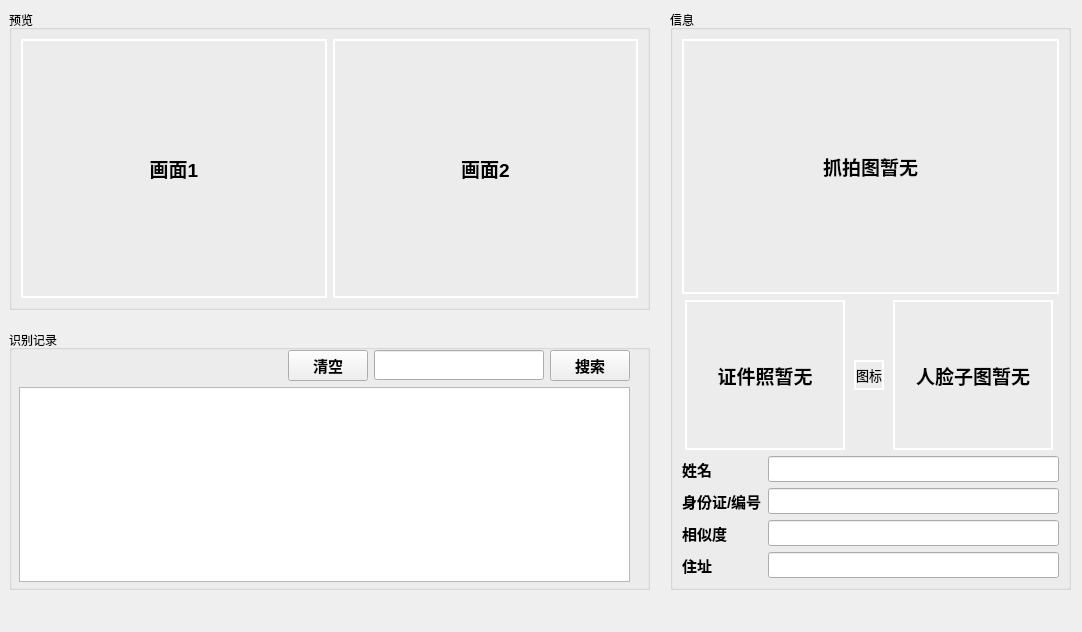
Old version of the form PreviewView/previewview.ui in the repository Flzjler/LaborEye.
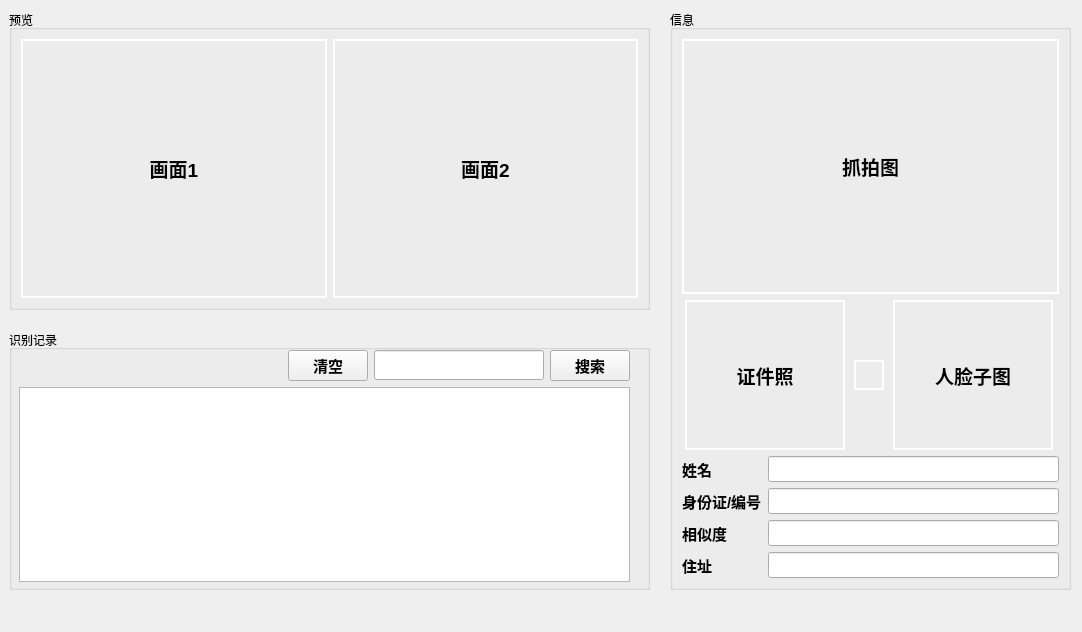
New version of the form.

```diff
--- a/PreviewView/previewview.ui
+++ b/PreviewView/previewview.ui
@@ -238,7 +238,7 @@
 border-color: rgb(255, 255, 255);</string>
         </property>
         <property name="text">
-         <string>抓拍图暂无</string>
+         <string>抓拍图</string>
         </property>
         <property name="alignment">
          <set>Qt::AlignCenter</set>
@@ -275,7 +275,7 @@
 border-color: rgb(255, 255, 255);</string>
           </property>
           <property name="text">
-           <string>证件照暂无</string>
+           <string>证件照</string>
           </property>
           <property name="alignment">
            <set>Qt::AlignCenter</set>
@@ -310,7 +310,7 @@
 border-color: rgb(255, 255, 255);</string>
           </property>
           <property name="text">
-           <string>图标</string>
+           <string/>
           </property>
           <property name="alignment">
            <set>Qt::AlignCenter</set>
@@ -345,7 +345,7 @@
 border-color: rgb(255, 255, 255);</string>
           </property>
           <property name="text">
-           <string>人脸子图暂无</string>
+           <string>人脸子图</string>
           </property>
           <property name="alignment">
            <set>Qt::AlignCenter</set>
```
Left out of the diff: 4 changed lines with no effect on the pictures.
